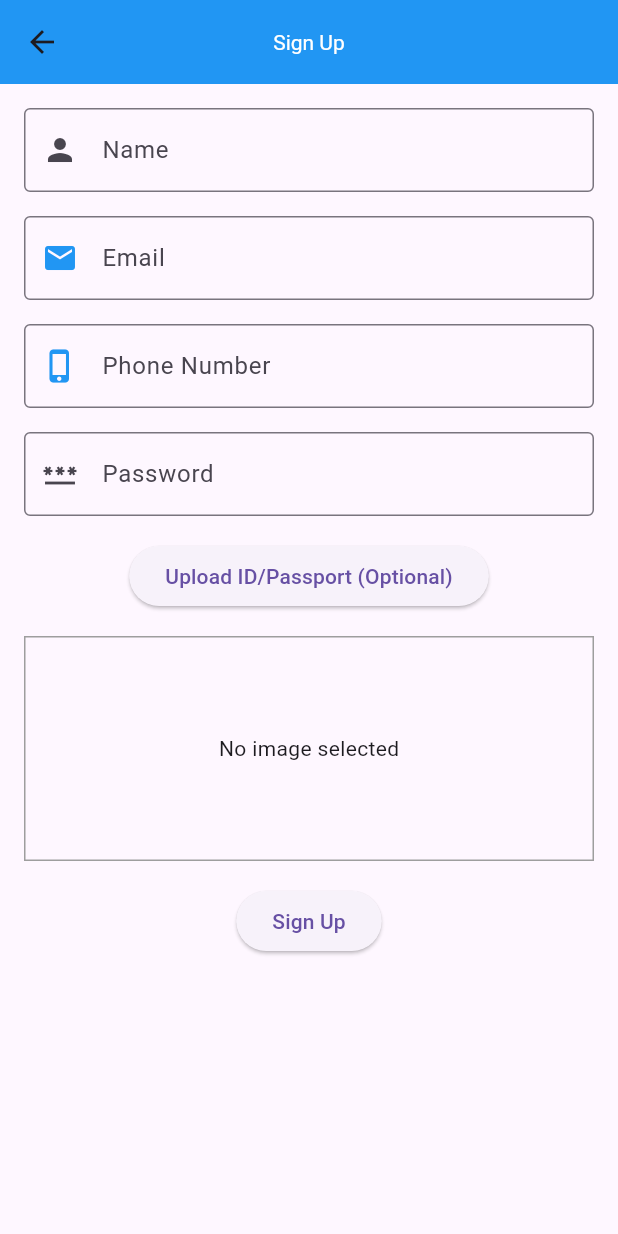
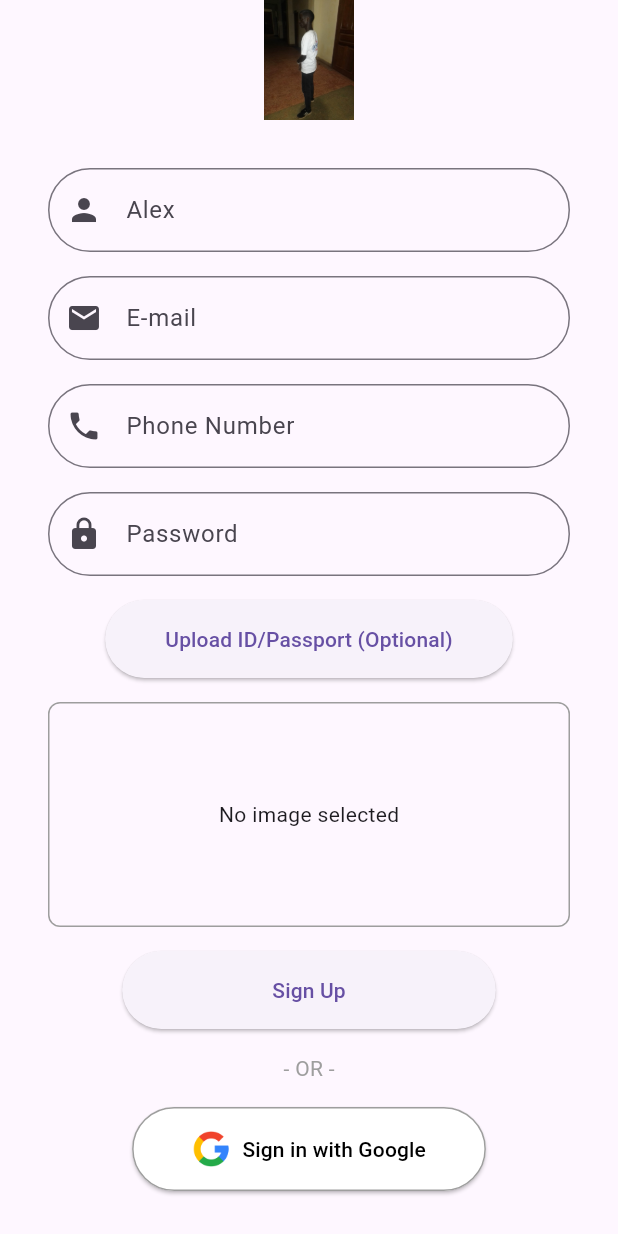
Before and after one commit to Mirii100/mecha_app, a Flutter app: the LoginScreen screen opened by its route, after a tap on "Sign Up", on a phone screen of 412 x 824 dp. Run offline on Flutter 3.47's test engine with Material 3 defaults, Android fonts, the light colour scheme and no system bars; our stand-ins replace cloud_firestore, firebase_auth, firebase_core, firebase_storage, geolocator, google_maps_flutter and 3 more; missing offline and left inert: geoflutterfire_plus; accounts and stored records are empty; key blocks and very long unbroken strings in the code were emptied for the run.

Commit message:
google-logo
added google logo but i will add functionality later

```diff
--- a/lib/signup_login/login.dart
+++ b/lib/signup_login/login.dart
@@ -50,7 +50,7 @@
         titleTextStyle: TextStyle(color: Colors.white,fontSize: 20),
         centerTitle: true,
 
-        title: Text(' welcome toLogin'),
+        title: Text(' welcome to Login'),
       ),
       body: Padding(
         padding: EdgeInsets.all(16.0),
@@ -73,7 +73,9 @@
                 prefixIconColor: Colors.blue,
                 hintText: "yahoo.com",
                 labelText: 'Email',
-                border: OutlineInputBorder(),
+                border: OutlineInputBorder(
+                  borderRadius: BorderRadius.circular(30.0),
+                ),
 
               ),
               style: TextStyle(
@@ -87,7 +89,9 @@
                 prefixIcon: Icon(Icons.password),
                 prefixIconColor: Colors.blue,
                 labelText: 'Password',
-                border: OutlineInputBorder(),
+                border: OutlineInputBorder(
+                  borderRadius: BorderRadius.circular(30.0),
+                ),
               ),
               obscureText: true,
             ),
--- a/lib/signup_login/signup.dart
+++ b/lib/signup_login/signup.dart
@@ -1,12 +1,9 @@
 import 'dart:io';
-import 'dart:typed_data';
-import 'package:flutter/foundation.dart'; // Import foundation to check for kIsWeb
+import 'package:flutter/material.dart';
 import 'package:firebase_auth/firebase_auth.dart';
 import 'package:firebase_storage/firebase_storage.dart';
-import 'package:flutter/material.dart';
+import 'package:cloud_firestore/cloud_firestore.dart';
 import 'package:image_picker/image_picker.dart';
-import 'package:firebase_core/firebase_core.dart';
-import 'package:cloud_firestore/cloud_firestore.dart';
 
 class SignUpScreen extends StatefulWidget {
   @override
@@ -32,7 +29,6 @@
         password: passwordController.text.trim(),
       );
 
-      // Save user data to Firestore
       await _firestore.collection('users').doc(userCredential.user!.uid).set({
         'name': nameController.text.trim(),
         'email': emailController.text.trim(),
@@ -40,17 +36,14 @@
         'createdAt': Timestamp.now(),
       });
 
-      // Only upload ID if an image has been selected
       if (idImage != null) {
         await uploadID(userCredential.user!.uid);
       }
 
-      // Display success message and navigate to login screen
       setState(() {
         message = 'Account created successfully! Please log in.';
       });
 
-      // Navigate to the login screen after a short delay
       await Future.delayed(Duration(seconds: 2));
       Navigator.pushReplacementNamed(context, '/LoginScreen');
     } catch (e) {
@@ -78,113 +71,154 @@
     final pickedImage = await ImagePicker().pickImage(source: ImageSource.gallery);
     if (pickedImage != null) {
       final file = File(pickedImage.path);
-      // Check if the selected file is a valid image
-      final imageBytes = await file.readAsBytes();
-      final imageType = identifyImageType(imageBytes); // Check if it's a valid image
-
-      if (imageType != null) {
       setState(() {
         idImage = file;
-          message = 'Image selected: ${pickedImage.name}';
-        });
-      } else {
-        setState(() {
-          message = 'Selected file is not a valid image.';
+        message = 'Image selected: ${pickedImage.path.split('/').last}';
       });
     }
-    }
-  }
-
-  String? identifyImageType(Uint8List imageBytes) {
-    // Check the file header bytes for common image formats
-    if (imageBytes.length >= 4) {
-      if (imageBytes[0] == 0xFF && imageBytes[1] == 0xD8) return 'jpg'; // JPEG
-      if (imageBytes[0] == 0x89 && imageBytes[1] == 0x50) return 'png'; // PNG
-      // Add more formats if needed
-    }
-    return null; // Not a valid image format
   }
 
   @override
   Widget build(BuildContext context) {
     return Scaffold(
-      appBar: AppBar(
-        centerTitle: true,
-        backgroundColor: Colors.blue,
-        titleTextStyle: TextStyle(color: Colors.white),
-        title: Text('Sign Up'),
-      ),
-      body: Padding(
-        padding: EdgeInsets.all(16.0),
+      body: Center(
+        child: Padding(
+          padding: EdgeInsets.symmetric(horizontal: 32.0),
           child: SingleChildScrollView(
             child: Column(
+              mainAxisAlignment: MainAxisAlignment.center,
               children: [
+                Image.asset('images/me.jpg',width: 80,height: 80,alignment: Alignment.center,),
+                SizedBox(height: 32.0),
+
+                // Name TextField
                 TextField(
                   controller: nameController,
                   decoration: InputDecoration(
+                    hintText: 'Alex',
                     prefixIcon: Icon(Icons.person),
-                  labelText: 'Name',
-                  border: OutlineInputBorder(),
+                    border: OutlineInputBorder(
+                      borderRadius: BorderRadius.circular(30.0),
+                    ),
                   ),
                 ),
                 SizedBox(height: 16.0),
+
+                // Email TextField
                 TextField(
                   controller: emailController,
                   decoration: InputDecoration(
-                  prefixIconColor: Colors.blue,
+                    hintText: 'E-mail',
                     prefixIcon: Icon(Icons.email),
-                  labelText: 'Email',
-                  border: OutlineInputBorder(),
+                    border: OutlineInputBorder(
+                      borderRadius: BorderRadius.circular(30.0),
+                    ),
                   ),
                 ),
                 SizedBox(height: 16.0),
+
+                // Phone Number TextField
                 TextField(
                   controller: phoneController,
                   decoration: InputDecoration(
-                  prefixIconColor: Colors.blue,
-                  prefixIcon: Icon(Icons.phone_iphone),
-                  hintText: "987654",
-                  labelText: 'Phone Number',
-                  border: OutlineInputBorder(),
+                    hintText: 'Phone Number',
+                    prefixIcon: Icon(Icons.phone),
+                    border: OutlineInputBorder(
+                      borderRadius: BorderRadius.circular(30.0),
+                    ),
                   ),
                 ),
                 SizedBox(height: 16.0),
+
+                // Password TextField
                 TextField(
                   controller: passwordController,
                   decoration: InputDecoration(
-                  prefixIcon: Icon(Icons.password_sharp),
-                  labelText: 'Password',
-                  border: OutlineInputBorder(),
+                    hintText: 'Password',
+                    prefixIcon: Icon(Icons.lock),
+                    border: OutlineInputBorder(
+                      borderRadius: BorderRadius.circular(30.0),
+                    ),
                   ),
                   obscureText: true,
                 ),
                 SizedBox(height: 16.0),
+
+                // Upload ID Button
                 ElevatedButton(
                   onPressed: pickImage,
+                  style: ElevatedButton.styleFrom(
+                    shape: RoundedRectangleBorder(
+                      borderRadius: BorderRadius.circular(30.0),
+                    ),
+                    padding: EdgeInsets.symmetric(horizontal: 40, vertical: 16),
+                  ),
                   child: Text('Upload ID/Passport (Optional)'),
                 ),
                 SizedBox(height: 16.0),
 
-              // Display the selected image based on the platform
+                // Display the selected image
                 Container(
                   height: 150,
                   width: double.infinity,
                   decoration: BoxDecoration(
                     border: Border.all(color: Colors.grey),
+                    borderRadius: BorderRadius.circular(8),
                   ),
                   child: idImage == null
                       ? Center(child: Text('No image selected'))
-                    : Image.file(idImage!, fit: BoxFit.cover),
+                      : ClipRRect(
+                    borderRadius: BorderRadius.circular(8),
+                    child: Image.file(idImage!, fit: BoxFit.cover),
+                  ),
                 ),
                 SizedBox(height: 16.0),
 
+                // Sign Up Button
                 ElevatedButton(
                   onPressed: signUp,
+                  style: ElevatedButton.styleFrom(
+                    shape: RoundedRectangleBorder(
+                      borderRadius: BorderRadius.circular(30.0),
+                    ),
+                    padding: EdgeInsets.symmetric(horizontal: 100, vertical: 16),
+                  ),
                   child: Text('Sign Up'),
                 ),
+                SizedBox(height: 16.0),
 
-              // Display the message
+                // Divider
+                Text('- OR -', style: TextStyle(color: Colors.grey)),
                 SizedBox(height: 16.0),
+
+                // Google Sign-In Button with Google Logo
+                ElevatedButton.icon(
+                  onPressed: () {
+                    // Google Sign-In logic here
+                  },
+                  icon: Image.asset('images/google_Logo.png', height: 24),
+                  label: Text('Sign in with Google'),
+                  style: ElevatedButton.styleFrom(
+                    backgroundColor: Colors.white,
+                    foregroundColor: Colors.black,
+                    shape: RoundedRectangleBorder(
+                      borderRadius: BorderRadius.circular(30.0),
+                      side: BorderSide(color: Colors.grey),
+                    ),
+                    padding: EdgeInsets.symmetric(horizontal: 40, vertical: 16),
+                  ),
+                ),
+                SizedBox(height: 32.0),
+
+                // Footer Text
+                Text(
+                  'developed by Alex ',
+                  style: TextStyle(color: Colors.grey),
+                ),
+
+                SizedBox(height: 16.0),
+
+                // Display message if any
                 Text(
                   message,
                   style: TextStyle(color: Colors.red),
@@ -194,6 +228,7 @@
             ),
           ),
         ),
+      ),
     );
   }
 }
```
Also changed, not shown: images/google_Logo.png (added), lib/generated/assets.dart. Lines whose indentation alone changed are shown as unchanged.
